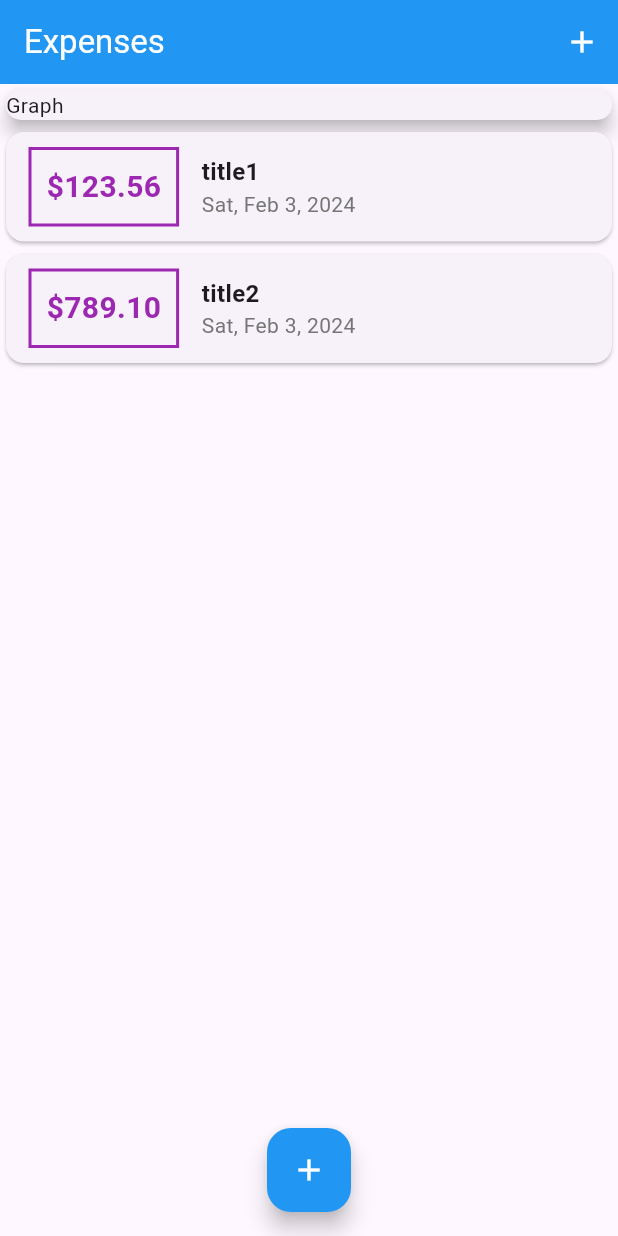
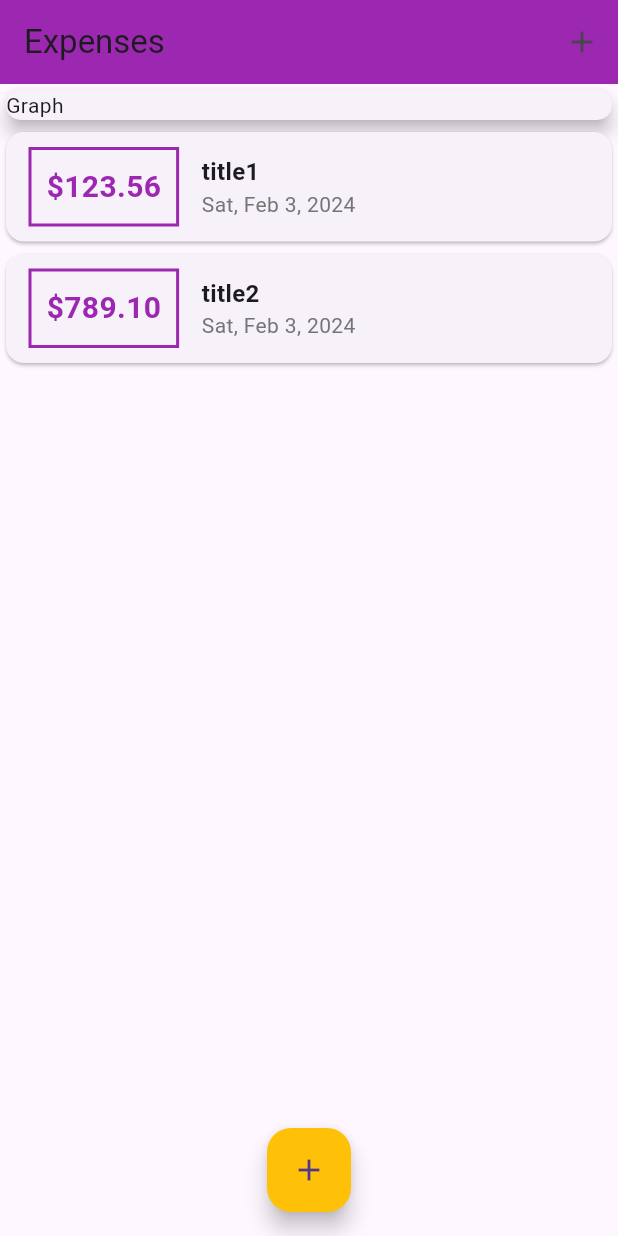
Before and after one commit to davisiqueira1/flutter_expenses_app, a Flutter app: the screen it shows after launch, on a phone screen of 412 x 824 dp. Run offline on Flutter 3.47's test engine with Material 3 defaults, Android fonts, the phone set to English and light mode, and no system bars.

Commit message:
feat: add theme

```diff
--- a/lib/components/transaction_list.dart
+++ b/lib/components/transaction_list.dart
@@ -24,8 +24,8 @@ class TransactionList extends StatelessWidget {
                   Container(
                     decoration: BoxDecoration(
                       border: Border.all(
-                        color: Colors.purple,
                         width: 2,
+                        color: Theme.of(context).colorScheme.primary,
                       ),
                     ),
                     padding: const EdgeInsets.all(10),
@@ -33,11 +33,10 @@ class TransactionList extends StatelessWidget {
                         horizontal: 15, vertical: 10),
                     child: Text(
                       "\$${t.value.toStringAsFixed(2)}",
-                      style: const TextStyle(
-                        fontWeight: FontWeight.bold,
-                        fontSize: 20,
-                        color: Colors.purple,
-                      ),
+                      style: TextStyle(
+                          fontWeight: FontWeight.bold,
+                          fontSize: 20,
+                          color: Theme.of(context).colorScheme.primary),
                     ),
                   ),
                   Column(
--- a/lib/main.dart
+++ b/lib/main.dart
@@ -4,14 +4,24 @@ import 'package:expenses_app/components/transaction_list.dart';
 import 'package:expenses_app/models/transaction.dart';
 import 'package:flutter/material.dart';
 
-void main() => runApp(const ExpensesApp());
+void main() => runApp(ExpensesApp());
 
 class ExpensesApp extends StatelessWidget {
-  const ExpensesApp({super.key});
+  ExpensesApp({super.key});
+
+  final ThemeData theme = ThemeData();
 
   @override
   Widget build(BuildContext context) {
-    return const MaterialApp(home: HomePage());
+    return MaterialApp(
+      home: const HomePage(),
+      theme: theme.copyWith(
+        colorScheme: theme.colorScheme.copyWith(
+          primary: Colors.purple,
+          secondary: Colors.amber,
+        ),
+      ),
+    );
   }
 }
 
@@ -65,19 +75,13 @@ class _HomePageState extends State<HomePage> {
   Widget build(BuildContext context) {
     return Scaffold(
       appBar: AppBar(
-        title: const Text(
-          "Expenses",
-          style: TextStyle(color: Colors.white),
-        ),
+        backgroundColor: Theme.of(context).colorScheme.primary,
+        title: const Text("Expenses"),
         actions: [
           IconButton(
               onPressed: () => _openFormModal(context),
-              icon: const Icon(
-                Icons.add,
-                color: Colors.white,
-              ))
+              icon: const Icon(Icons.add))
         ],
-        backgroundColor: Colors.blue,
       ),
       body: SingleChildScrollView(
         child: Column(
@@ -94,12 +98,9 @@ class _HomePageState extends State<HomePage> {
         ),
       ),
       floatingActionButton: FloatingActionButton(
-        backgroundColor: Colors.blue,
         onPressed: () => _openFormModal(context),
-        child: const Icon(
-          Icons.add,
-          color: Colors.white,
-        ),
+        backgroundColor: Theme.of(context).colorScheme.secondary,
+        child: const Icon(Icons.add),
       ),
       floatingActionButtonLocation: FloatingActionButtonLocation.centerFloat,
     );
```
